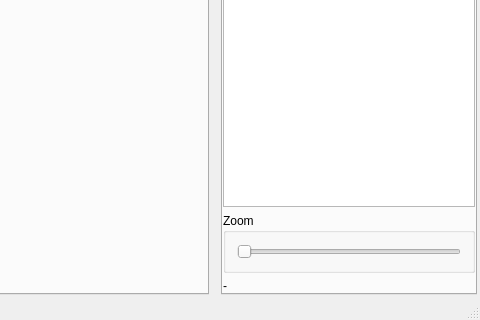
edfm-tum/SVD, file SVDModel/SVDUI/mainwindow.ui: the form before one commit; both pictures show x 641 to 1121 and y 399 to 719 of the 1121 by 719 pixel window.
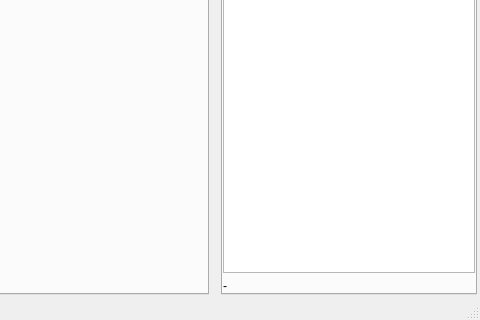
The form after the commit. Icons and pictures are not drawn. Custom widgets are drawn as their Qt base class.

What changed in the file:
```diff
--- a/SVDModel/SVDUI/mainwindow.ui
+++ b/SVDModel/SVDUI/mainwindow.ui
@@ -607,22 +607,6 @@
            </column>
           </widget>
          </item>
-         <item>
-          <widget class="QGroupBox" name="groupBox">
-           <property name="title">
-            <string>Zoom</string>
-           </property>
-           <layout class="QVBoxLayout" name="verticalLayout_8">
-            <item>
-             <widget class="QSlider" name="visQuickZoom">
-              <property name="orientation">
-               <enum>Qt::Horizontal</enum>
-              </property>
-             </widget>
-            </item>
-           </layout>
-          </widget>
-         </item>
          <item>
           <widget class="QLabel" name="visCoords">
            <property name="text">
```
